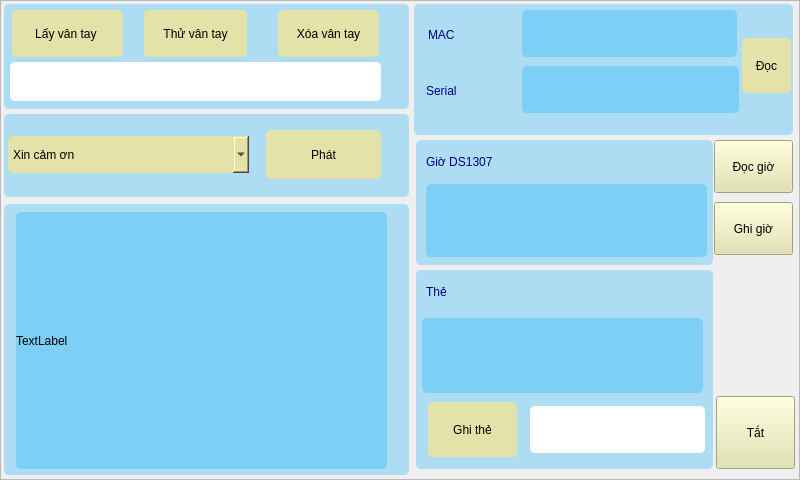
Above: Ui/MainScreen.ui from Lam-dev/ETM_ELT_deviceTest before the change. Below: the same form after it.
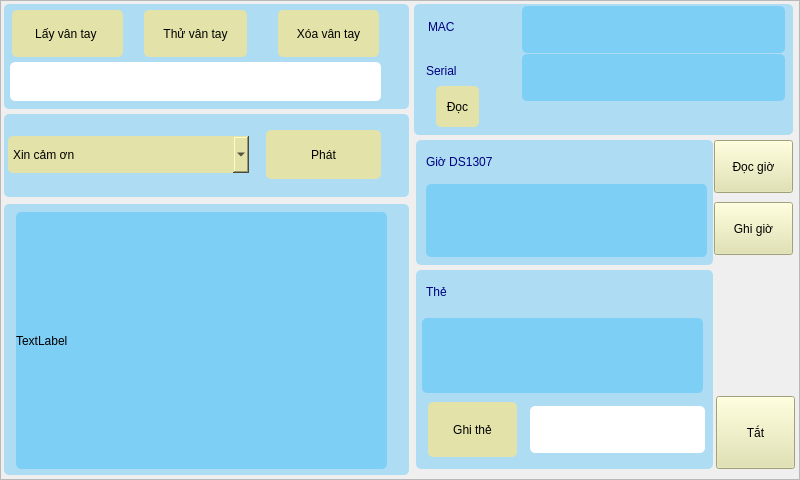
That is the form after the change.

Diff of the .ui file:
```diff
--- a/Ui/MainScreen.ui
+++ b/Ui/MainScreen.ui
@@ -237,7 +237,7 @@
     <property name="geometry">
      <rect>
       <x>14</x>
-      <y>22</y>
+      <y>14</y>
       <width>103</width>
       <height>17</height>
      </rect>
@@ -255,8 +255,8 @@
     <property name="geometry">
      <rect>
       <x>108</x>
-      <y>6</y>
-      <width>215</width>
+      <y>2</y>
+      <width>263</width>
       <height>47</height>
      </rect>
     </property>
@@ -272,7 +272,7 @@
     <property name="geometry">
      <rect>
       <x>12</x>
-      <y>78</y>
+      <y>58</y>
       <width>83</width>
       <height>17</height>
      </rect>
@@ -290,8 +290,8 @@
     <property name="geometry">
      <rect>
       <x>108</x>
-      <y>62</y>
-      <width>217</width>
+      <y>50</y>
+      <width>263</width>
       <height>47</height>
      </rect>
     </property>
@@ -306,10 +306,10 @@
    <widget class="QPushButton" name="button_readMac">
     <property name="geometry">
      <rect>
-      <x>328</x>
-      <y>34</y>
-      <width>49</width>
-      <height>55</height>
+      <x>22</x>
+      <y>82</y>
+      <width>43</width>
+      <height>41</height>
      </rect>
     </property>
     <property name="styleSheet">
```
